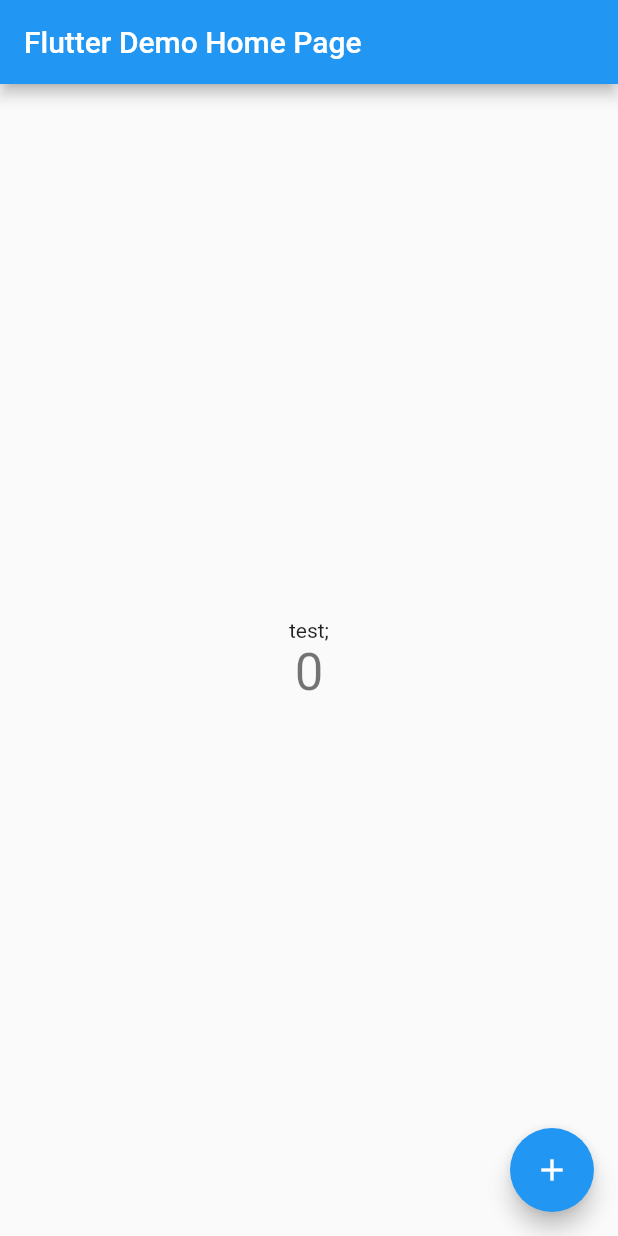
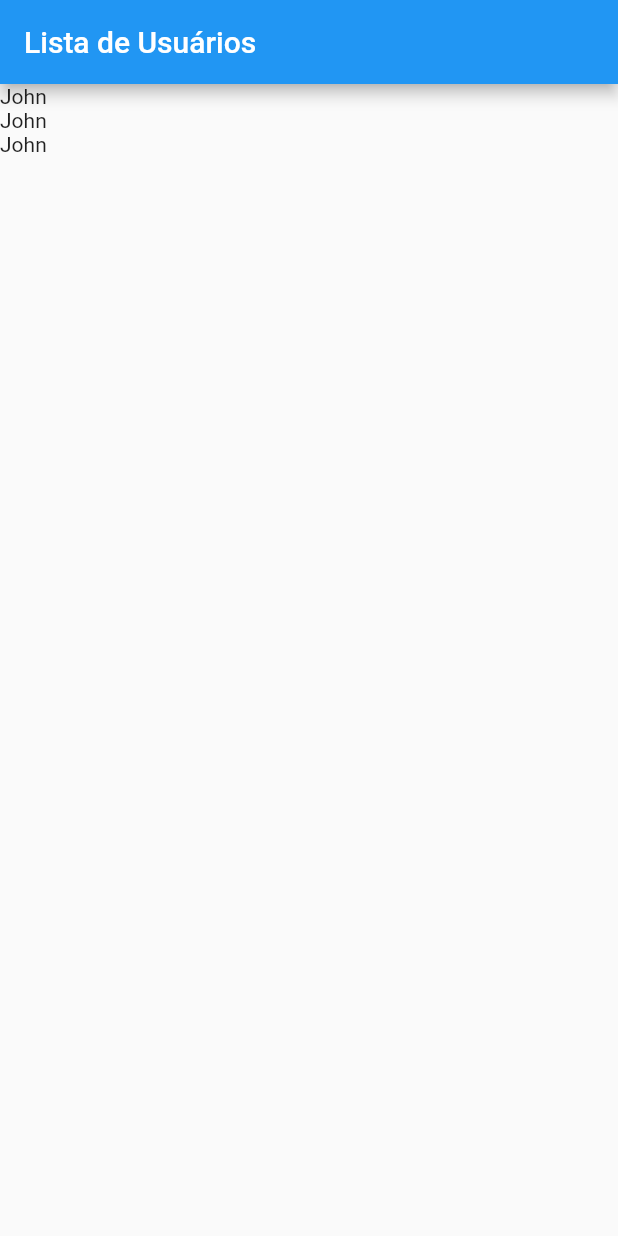
Before and after one commit to martcbit/simple_crud_pratice_flutter, a Flutter app: the screen it shows after launch, on a phone screen of 412 x 824 dp. Run offline on Flutter 3.47's test engine with Material 2 defaults, Android fonts, the phone set to English and light mode, and no system bars.

Commit message:
test database and user model

```diff
--- /dev/null
+++ b/lib/data/test_users.dart
@@ -0,0 +1,25 @@
+import 'package:simple_crud_pratice_flutter/models/user.dart';
+
+const TEST_USERS = {
+  '1': User(
+    id: '1',
+    name: 'John',
+    email: 'john@example.com',
+    avatarUrl:
+        'https://encrypted-tbn0.gstatic.com/images?q=tbn:ANd9GcQL53DXFRlFR6-BhVzHX0AuiMNAKCVoHUyFS_5hbVCgTdTuAFeU5JQdFt43yaVH06Ed1ZE&usqp=CAU',
+  ),
+  '2': User(
+    id: '2',
+    name: 'John',
+    email: 'john@example.com',
+    avatarUrl:
+        'https://encrypted-tbn0.gstatic.com/images?q=tbn:ANd9GcQL53DXFRlFR6-BhVzHX0AuiMNAKCVoHUyFS_5hbVCgTdTuAFeU5JQdFt43yaVH06Ed1ZE&usqp=CAU',
+  ),
+  '3': User(
+    id: '3',
+    name: 'John',
+    email: 'john@example.com',
+    avatarUrl:
+        'https://encrypted-tbn0.gstatic.com/images?q=tbn:ANd9GcQL53DXFRlFR6-BhVzHX0AuiMNAKCVoHUyFS_5hbVCgTdTuAFeU5JQdFt43yaVH06Ed1ZE&usqp=CAU',
+  ),
+};
--- a/lib/main.dart
+++ b/lib/main.dart
@@ -1,4 +1,5 @@
 import 'package:flutter/material.dart';
+import 'package:simple_crud_pratice_flutter/views/users_list.dart';
 
 void main() {
   runApp(const MyApp());
@@ -15,59 +16,7 @@ class MyApp extends StatelessWidget {
       theme: ThemeData(
         primarySwatch: Colors.blue,
       ),
-      home: const MyHomePage(title: 'Flutter Demo Home Page'),
+      home: Userslist(),
     );
   }
 }
-
-class MyHomePage extends StatefulWidget {
-  const MyHomePage({Key? key, required this.title}) : super(key: key);
-
-  final String title;
-
-  @override
-  State<MyHomePage> createState() => _MyHomePageState();
-}
-
-class _MyHomePageState extends State<MyHomePage> {
-  int _counter = 0;
-
-  void _incrementCounter() {
-    setState(() {
-      // This call to setState tells the Flutter framework that something has
-      // changed in this State, which causes it to rerun the build method below
-      // so that the display can reflect the updated values. If we changed
-      // _counter without calling setState(), then the build method would not be
-      // called again, and so nothing would appear to happen.
-      _counter++;
-    });
-  }
-
-  @override
-  Widget build(BuildContext context) {
-    return Scaffold(
-      appBar: AppBar(
-        title: Text(widget.title),
-      ),
-      body: Center(
-        child: Column(
-          mainAxisAlignment: MainAxisAlignment.center,
-          children: <Widget>[
-            const Text(
-              'test;',
-            ),
-            Text(
-              '$_counter',
-              style: Theme.of(context).textTheme.headline4,
-            ),
-          ],
-        ),
-      ),
-      floatingActionButton: FloatingActionButton(
-        onPressed: _incrementCounter,
-        tooltip: 'Increment',
-        child: const Icon(Icons.add),
-      ), // This trailing comma makes auto-formatting nicer for build methods.
-    );
-  }
-}
--- /dev/null
+++ b/lib/models/user.dart
@@ -0,0 +1,15 @@
+import 'package:flutter/material.dart';
+
+class User {
+  final String id;
+  final String name;
+  final String email;
+  final String avatarUrl;
+
+  const User({
+    required this.id,
+    required this.name,
+    required this.email,
+    required this.avatarUrl,
+  });
+}
--- /dev/null
+++ b/lib/views/users_list.dart
@@ -0,0 +1,24 @@
+import 'package:flutter/material.dart';
+
+import '../data/test_users.dart';
+
+class Userslist extends StatelessWidget {
+  const Userslist({Key? key}) : super(key: key);
+
+  @override
+  Widget build(BuildContext context) {
+    const users = {...TEST_USERS};
+
+    return Scaffold(
+      appBar: AppBar(
+        title: Text("Lista de Usuários"),
+      ),
+      body: ListView.builder(
+        itemCount: users.length,
+        itemBuilder: (context, indx) => Text(
+          users.values.elementAt(indx).name,
+        ),
+      ),
+    );
+  }
+}
```
